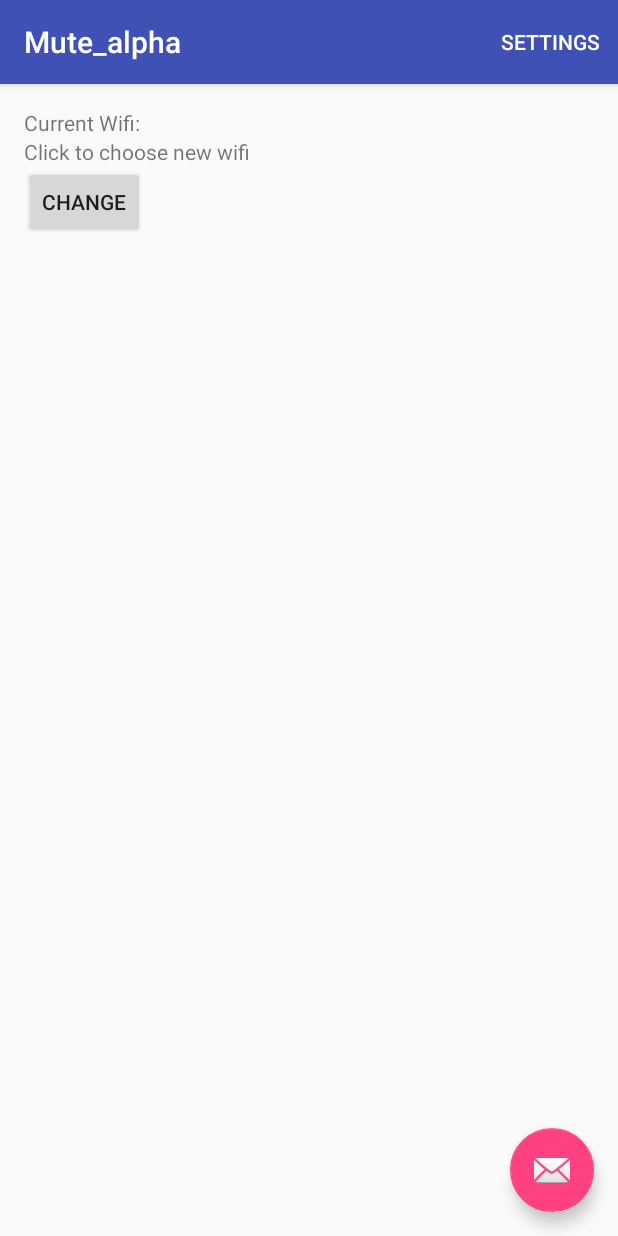
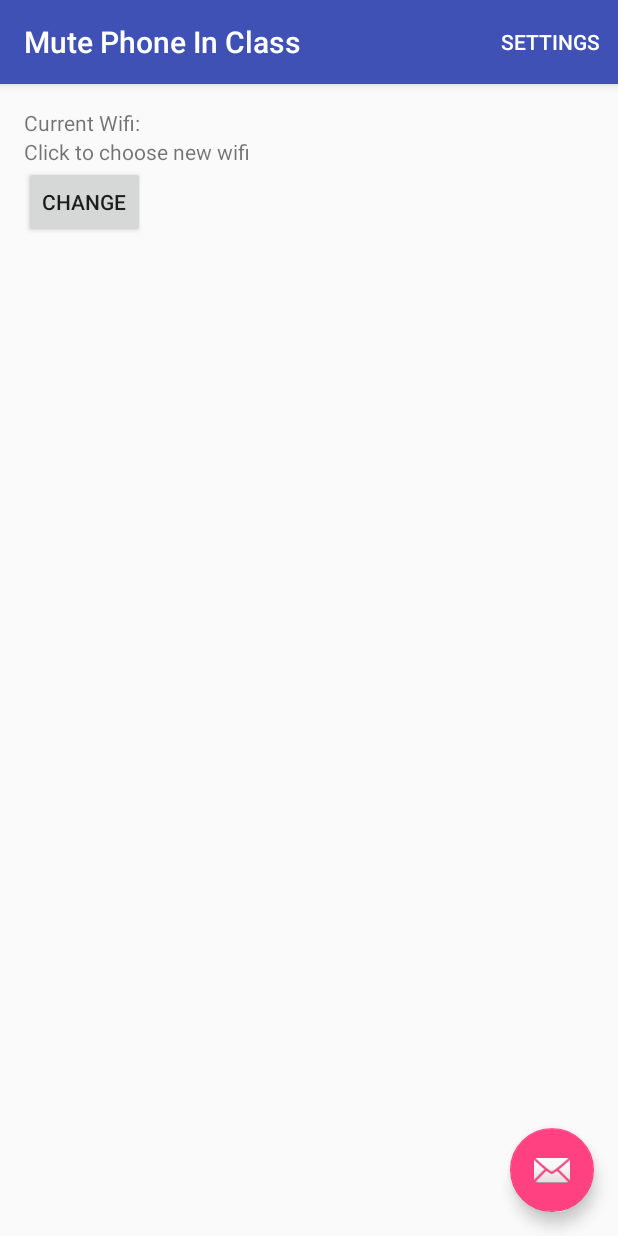
Before and after one commit to cmiicbrg/MutePhoneInClass, an Android app: the screen it shows after launch (Mute_AlphaActivity), on a phone screen of 412 x 824 dp. Run offline under Robolectric (Android 15) with nearby library versions, the phone set to English and light mode, and no system bars; 2 statements that could not run were skipped.

Commit message:
- changing to targetSdkVersion 22 since the app is not using the new permission system yet (quick and dirty fix for crashing under Android M) - formatting - com.unterhaus... relates to a cafe in passau - changing to at.ac.brgenns.android.mutePhoneInClass - Renaming app to Mute Phone In Class - add license

```diff
--- a/app/build.gradle
+++ b/app/build.gradle
@@ -5,9 +5,9 @@ android {
     buildToolsVersion "23.0.2"
 
     defaultConfig {
-        applicationId "com.unterhaus.wolfflo.mute_alpha"
+        applicationId "at.ac.brgenns.android.mutePhoneInClass"
         minSdkVersion 17
-        targetSdkVersion 23
+        targetSdkVersion 22
         versionCode 1
         versionName "1.0"
     }
--- /dev/null
+++ b/app/src/main/java/at/ac/brgenns/android/mutePhoneInClass/Mute_AlphaActivity.java
@@ -0,0 +1,137 @@
+package at.ac.brgenns.android.mutePhoneInClass;
+
+import android.app.AlarmManager;
+import android.app.PendingIntent;
+import android.content.Context;
+import android.content.Intent;
+import android.content.SharedPreferences;
+import android.media.AudioManager;
+import android.net.wifi.ScanResult;
+import android.net.wifi.WifiManager;
+import android.os.Bundle;
+import android.support.v7.app.AppCompatActivity;
+import android.support.v7.widget.Toolbar;
+import android.view.Menu;
+import android.view.MenuItem;
+import android.view.View;
+import android.widget.Button;
+import android.widget.TextView;
+import android.widget.Toast;
+
+import java.util.List;
+
+
+public class Mute_AlphaActivity extends AppCompatActivity implements Dialog.Delivery {
+
+    public static final String SSID_PREFERENCES = "SSIDprefs";
+    String wifisFoundArray[];
+    Dialog newFragment = new Dialog();
+    String chosenSSID;
+    AudioManager volume_state;
+    List<ScanResult> wifisFoundList;
+    WifiManager wifi;
+
+    @Override
+    protected void onCreate(Bundle savedInstanceState) {
+        super.onCreate(savedInstanceState);
+        setContentView(R.layout.activity_mute__alpha);
+
+        Toolbar toolbar = (Toolbar) findViewById(R.id.toolbar);
+        setSupportActionBar(toolbar);
+        TextView ssid = (TextView) findViewById(R.id.ssid_found);
+        Button change = (Button) findViewById(R.id.button);
+
+        change.setOnClickListener(new View.OnClickListener() {
+            @Override
+            public void onClick(View v) {
+                ScanWifi();
+                doDialog();
+            }
+        });
+
+        SharedPreferences SSIDs = getSharedPreferences(SSID_PREFERENCES, MODE_PRIVATE);
+        chosenSSID = SSIDs.getString("storedSSID", "");
+
+        wifi = (WifiManager) getSystemService(Context.WIFI_SERVICE);
+        volume_state = (AudioManager) getSystemService(Context.AUDIO_SERVICE);
+        ScanWifi();
+
+        if (chosenSSID.equals("")) {
+            doDialog();
+            ssid.setText("Current Wifi:" + chosenSSID);
+            startAlarm();
+        } else {
+            setSilent();
+            startAlarm();
+            ssid.setText("Current Wifi:" + chosenSSID);
+        }
+    }
+
+
+    @Override
+    protected void onStop() {
+        super.onStop();
+    }
+
+    @Override
+    public boolean onCreateOptionsMenu(Menu menu) {
+        getMenuInflater().inflate(R.menu.menu_mute__alpha, menu);
+        return true;
+    }
+
+    @Override
+    public boolean onOptionsItemSelected(MenuItem item) {
+        int id = item.getItemId();
+        if (id == R.id.action_settings) {
+            return true;
+        }
+        return super.onOptionsItemSelected(item);
+    }
+
+
+    public void doDialog() {
+        newFragment.iwosiwos = wifisFoundArray;
+        newFragment.show(getSupportFragmentManager(), "dosth");
+    }
+
+
+    @Override
+    public void onSelectItem(int i) {
+        Toast.makeText(this, "SSID:" + wifisFoundArray[i], Toast.LENGTH_SHORT).show();
+        chosenSSID = (wifisFoundArray[i]);
+        SharedPreferences SSIDs = getSharedPreferences(SSID_PREFERENCES, MODE_PRIVATE);
+        SharedPreferences.Editor ssidEdit = SSIDs.edit();
+        ssidEdit.putString("storedSSID", wifisFoundArray[i]);
+        ssidEdit.apply();
+        volume_state.setRingerMode(AudioManager.RINGER_MODE_SILENT);
+    }
+
+
+    public void setSilent() {
+        for (int i = 0; i < wifisFoundList.size(); i++) {
+            if (wifisFoundArray[i].equals(chosenSSID)) {
+                volume_state.setRingerMode(AudioManager.RINGER_MODE_SILENT);
+                Toast.makeText(getApplicationContext(), "Phone muted", Toast.LENGTH_SHORT).show();
+                i = wifisFoundList.size();
+            }
+        }
+    }
+
+    public void startAlarm() {
+        Intent intent = new Intent(this, Receiver.class);
+        PendingIntent pendingIntent = PendingIntent.getBroadcast(this.getApplicationContext(), 1337, intent, 0);
+        AlarmManager alarm = (AlarmManager) getSystemService(ALARM_SERVICE);
+        alarm.setRepeating(AlarmManager.RTC_WAKEUP, System.currentTimeMillis(), 180000, pendingIntent);
+    }
+
+    public void ScanWifi() {
+        wifi.startScan();
+        wifisFoundList = wifi.getScanResults();
+        wifisFoundArray = new String[wifisFoundList.size()];
+        for (int i = 0; i < wifisFoundList.size(); i++) {
+            wifisFoundArray[i] = wifisFoundList.get(i).SSID;
+        }
+    }
+
+
+}
--- a/app/src/main/java/com/unterhaus/wolfflo/mute_alpha/Receiver.java
+++ b/app/src/main/java/at/ac/brgenns/android/mutePhoneInClass/Receiver.java
@@ -1,18 +1,16 @@
-package com.unterhaus.wolfflo.mute_alpha;
+package at.ac.brgenns.android.mutePhoneInClass;
 
 import android.content.BroadcastReceiver;
 import android.content.Context;
 import android.content.Intent;
 
 /**
- * Created by wolfflo on 14.04.2016.
+ * Created by android on 14.04.2016.
  */
 public class Receiver extends BroadcastReceiver {
     @Override
     public void onReceive(Context context, Intent intent) {
         Intent service = new Intent(context, Wifi_Service.class);
         context.startService(service);
-
-
     }
 }
--- a/app/src/main/java/com/unterhaus/wolfflo/mute_alpha/Mute_AlphaActivity.java
+++ /dev/null
@@ -1,208 +0,0 @@
-package com.unterhaus.wolfflo.mute_alpha;
-
-import android.app.AlarmManager;
-
-import android.app.PendingIntent;
-import android.content.Context;
-
-import android.content.Intent;
-import android.content.SharedPreferences;
-
-import android.media.AudioManager;
-import android.os.Bundle;
-
-import android.support.v7.app.ActionBar;
-import android.support.v7.app.AppCompatActivity;
-import android.support.v7.widget.Toolbar;
-
-import android.view.Menu;
-import android.view.MenuItem;
-import android.net.wifi.ScanResult;
-
-import android.net.wifi.WifiManager;
-
-import android.view.View;
-import android.widget.Button;
-import android.widget.Switch;
-import android.widget.TextView;
-import android.widget.Toast;
-import java.util.List;
-
-
-
-
-
-public  class  Mute_AlphaActivity extends AppCompatActivity implements Dialog.Delivery
-                                {
-    public static final String SSID_PREFERENCES = "SSIDprefs";
-    String wifisFoundArray [];
-       Dialog newFragment = new Dialog();
-    String chosenSSID;
-    AudioManager volume_state;
-    List<ScanResult>  wifisFoundList;
-     WifiManager wifi;
-
-
-
-
-
-
-                                    @Override
-    protected void onCreate(Bundle savedInstanceState) {
-        super.onCreate(savedInstanceState);
-
-
-
-        setContentView(R.layout.activity_mute__alpha);
-
-
-        Toolbar toolbar = (Toolbar) findViewById(R.id.toolbar);
-        setSupportActionBar(toolbar);
-        TextView ssid = (TextView) findViewById(R.id.ssid_found);
-        Button change = (Button) findViewById(R.id.button);
-
-
-        change.setOnClickListener(new View.OnClickListener() {
-            @Override
-            public void onClick(View v) {
-                ScanWifi();
-                doDialog();
-
-
-            }
-        });
-
-        SharedPreferences SSIDs = getSharedPreferences(SSID_PREFERENCES, MODE_PRIVATE );
-        chosenSSID = SSIDs.getString("storedSSID", "");
-
-
-         wifi =  (WifiManager) getSystemService(Context.WIFI_SERVICE);
-        volume_state = (AudioManager) getSystemService(Context.AUDIO_SERVICE);
-       ScanWifi();
-
-
-
-
-
-        if (chosenSSID.equals("")) {
-            doDialog();
-
-            ssid.setText("Current Wifi:" + chosenSSID);
-            startAlarm();
-
-
-
-
-
-           }
-
-
-
-        else {
-
-        setSilent();
-            startAlarm();
-            ssid.setText("Current Wifi:" + chosenSSID);
-
-
-
-        }
-    }
-
-
-                                    @Override
-                                    protected void onStop() {
-                                        super.onStop();
-
-
-                                    }
-
-                                    @Override
-    public boolean onCreateOptionsMenu(Menu menu) {
-
-        getMenuInflater().inflate(R.menu.menu_mute__alpha, menu);
-        return true;
-    }
-
-    @Override
-    public boolean onOptionsItemSelected(MenuItem item) {
-
-        int id = item.getItemId();
-
-
-        if (id == R.id.action_settings) {
-            return true;
-        }
-
-        return super.onOptionsItemSelected(item);
-    }
-
-
-public void doDialog () {
-
-
-        newFragment.iwosiwos = wifisFoundArray;
-        newFragment.show(getSupportFragmentManager(),"dosth");
-    }
-
-
-
-
-
-         @Override
-           public void onSelectItem(int i) {
-             Toast.makeText(this, "SSID:" + wifisFoundArray[i], Toast.LENGTH_SHORT).show();
-             chosenSSID = (wifisFoundArray[i]);
-
-             SharedPreferences SSIDs = getSharedPreferences(SSID_PREFERENCES,MODE_PRIVATE);
-             SharedPreferences.Editor ssidEdit = SSIDs.edit();
-             ssidEdit.putString("storedSSID", wifisFoundArray[i]);
-             ssidEdit.apply();
-
-             volume_state.setRingerMode(AudioManager.RINGER_MODE_SILENT);
-
-
-
-
-
-         }
-
-
-public void setSilent() {
-    for (int i = 0; i < wifisFoundList.size() ; i++ ) {
-
-        if (wifisFoundArray[i].equals(chosenSSID)) {
-
-
-            volume_state.setRingerMode(AudioManager.RINGER_MODE_SILENT);
-            Toast.makeText(getApplicationContext(), "Phone muted", Toast.LENGTH_SHORT).show();
-            i = wifisFoundList.size();
-        }
-
-    }
-
-                                }
-
-  public void startAlarm () {
-
-      Intent intent = new Intent(this, Receiver.class);
-      PendingIntent pendingIntent = PendingIntent.getBroadcast(this.getApplicationContext(),1337,intent,0);
-      AlarmManager alarm = (AlarmManager) getSystemService(ALARM_SERVICE);
-      alarm.setRepeating(AlarmManager.RTC_WAKEUP,System.currentTimeMillis(), 180000,pendingIntent );
-
-  }
-  public void ScanWifi() {
-
-                                    wifi.startScan();
-
-                                    wifisFoundList = wifi.getScanResults();
-
-                                    wifisFoundArray  = new String[wifisFoundList.size()];
-                                    for(int i = 0; i < wifisFoundList.size(); i++){
-                                        wifisFoundArray[i] = wifisFoundList.get(i).SSID;
-                                    }
-                                }
-
-
-
-             }
--- a/app/src/main/res/layout/activity_mute__alpha.xml
+++ b/app/src/main/res/layout/activity_mute__alpha.xml
@@ -5,7 +5,7 @@
     android:layout_width="match_parent"
     android:layout_height="match_parent"
     android:fitsSystemWindows="true"
-    tools:context="com.unterhaus.wolfflo.mute_alpha.Mute_AlphaActivity">
+    tools:context="at.ac.brgenns.android.mutePhoneInClass.Mute_AlphaActivity">
 
     <android.support.design.widget.AppBarLayout
         android:layout_width="match_parent"
--- a/app/src/main/res/layout/content_mute__alpha.xml
+++ b/app/src/main/res/layout/content_mute__alpha.xml
@@ -9,7 +9,7 @@
     android:paddingRight="@dimen/activity_horizontal_margin"
     android:paddingTop="@dimen/activity_vertical_margin"
     app:layout_behavior="@string/appbar_scrolling_view_behavior"
-    tools:context="com.unterhaus.wolfflo.mute_alpha.Mute_AlphaActivity"
+    tools:context="at.ac.brgenns.android.mutePhoneInClass.Mute_AlphaActivity"
     tools:showIn="@layout/activity_mute__alpha">
 
 
--- a/app/src/main/res/menu/menu_mute__alpha.xml
+++ b/app/src/main/res/menu/menu_mute__alpha.xml
@@ -1,7 +1,7 @@
 <menu xmlns:android="http://schemas.android.com/apk/res/android"
     xmlns:app="http://schemas.android.com/apk/res-auto"
     xmlns:tools="http://schemas.android.com/tools"
-    tools:context="com.unterhaus.wolfflo.mute_alpha.Mute_AlphaActivity">
+    tools:context="at.ac.brgenns.android.mutePhoneInClass.Mute_AlphaActivity">
 
 
 
--- a/app/src/main/res/values/strings.xml
+++ b/app/src/main/res/values/strings.xml
@@ -1,5 +1,5 @@
 <resources>
-    <string name="app_name">Mute_alpha</string>
+    <string name="app_name">Mute Phone In Class</string>
     <string name="action_settings">Settings</string>
     <string name="wifi_select">Please select your wifi</string>
     <string name="cWifi">Current Wifi:</string>
--- a/build.gradle
+++ b/build.gradle
@@ -5,7 +5,7 @@ buildscript {
         jcenter()
     }
     dependencies {
-        classpath 'com.android.tools.build:gradle:1.5.0'
+        classpath 'com.android.tools.build:gradle:2.1.0'
 
         // NOTE: Do not place your application dependencies here; they belong
         // in the individual module build.gradle files
```
Also changed, not shown: app/src/main/AndroidManifest.xml (+12 -15 lines), app/src/main/java/at/ac/brgenns/android/mutePhoneInClass/Dialog.java (renamed from app/src/main/java/com/unterhaus/wolfflo/mute_alpha/Dialog.java, +6 -24 lines), app/src/main/java/at/ac/brgenns/android/mutePhoneInClass/Wifi_Service.java (renamed from app/src/main/java/com/unterhaus/wolfflo/mute_alpha/Wifi_Service.java, +10 -37 lines), gradle/wrapper/gradle-wrapper.properties, 5 other files.
